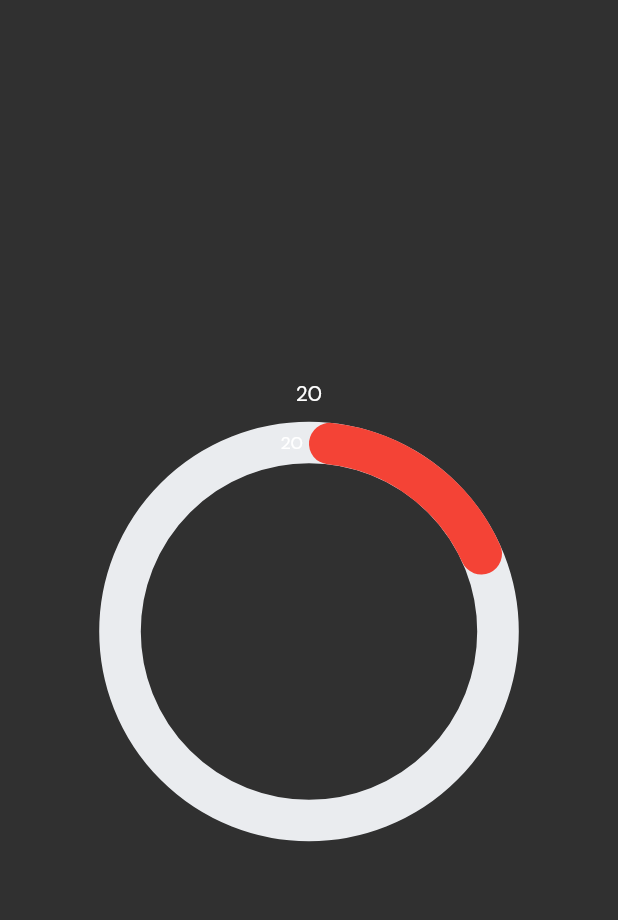
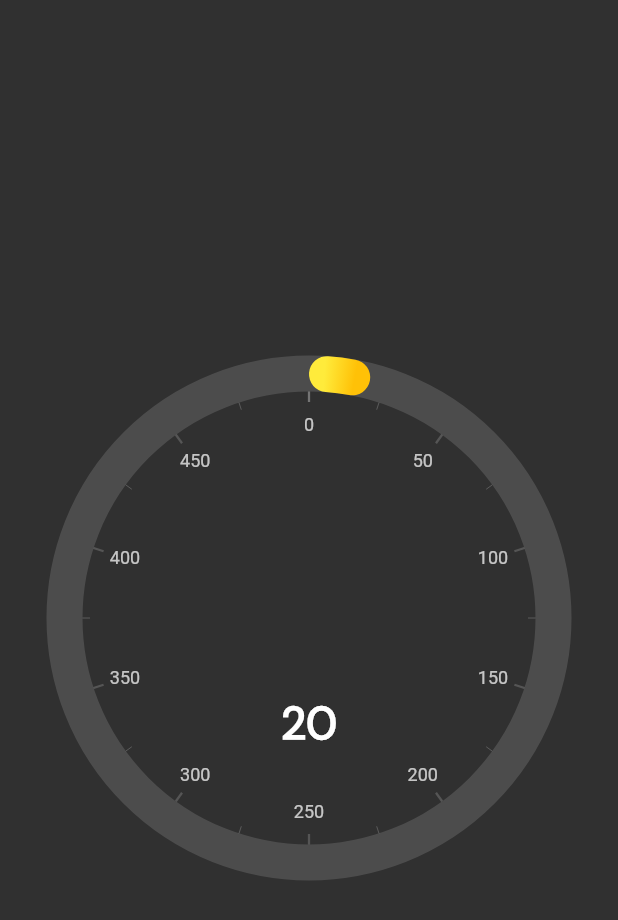
Before and after one commit to BenzeneTech/LUXMETER, a Flutter app: the screen it shows after launch, on a phone screen of 412 x 824 dp. Shown: the top 920 px of the screen. Run offline on Flutter 3.47's test engine with Material 2 defaults, Android fonts, the phone set to English and light mode, and no system bars; drawn by our look-alikes of syncfusion_flutter_gauges; missing offline and left inert: light.

Commit message:
chart added

```diff
--- a/lib/home.dart
+++ b/lib/home.dart
@@ -2,7 +2,8 @@ import 'dart:async';
 
 import 'package:flutter/material.dart';
 import 'package:light/light.dart';
-import 'package:syncfusion_flutter_charts/charts.dart';
+// import 'package:syncfusion_flutter_charts/charts.dart';
+import 'package:syncfusion_flutter_gauges/gauges.dart';
 
 class Home extends StatefulWidget {
   const Home({Key? key}) : super(key: key);
@@ -61,50 +62,41 @@ class _HomeState extends State<Home> {
         child: Column(
           mainAxisAlignment: MainAxisAlignment.center,
           children: [
-            Text('$_luxString'),
             Container(
-                child: SfCircularChart(
-                    // backgroundColor: Colors.black,
-                    series: <CircularSeries>[
-                  // RADIAL | DOUGHNUT SERIES
-                  RadialBarSeries<_ChartData, String>(
-                      maximumValue: 100,
-                      // trackColor: Colors.grey.shade800,
-                      dataSource: chartData,
-                      xValueMapper: (_ChartData data, _) => '',
-                      yValueMapper: (_ChartData data, _) =>
-                          num.parse(_luxString),
-                      pointColorMapper: (_ChartData data, _) => data.color,
+              child: SfRadialGauge(axes: <RadialAxis>[
+                RadialAxis(
+                    radiusFactor: 1,
+                    maximum: 500,
+                    annotations: <GaugeAnnotation>[
+                      GaugeAnnotation(
+                          widget: Container(
+                              child: Text('$_luxString',
+                                  style: TextStyle(
+                                      fontSize: 30,
+                                      fontWeight: FontWeight.bold))),
+                          angle: 90,
+                          positionFactor: 0.4)
+                    ],
+                    pointers: <GaugePointer>[
+                      RangePointer(
+                        gradient: const SweepGradient(
+                          colors: <Color>[Colors.yellow, Colors.amber],
+                          stops: <double>[0.25, 0.75],
+                        ),
+                        value: double.parse(_luxString),
+                        cornerStyle: CornerStyle.bothCurve,
+                        width: 24,
+                      )
+                    ],
+                    startAngle: 270,
+                    endAngle: 270,
+                    axisLineStyle: AxisLineStyle(
                       cornerStyle: CornerStyle.bothCurve,
-                      dataLabelSettings: DataLabelSettings(isVisible: true),
-                      radius: '100%',
-                      innerRadius: '80%'),
-                ])),
-            //      Container(
-            //   child: SfRadialGauge(axes: <RadialAxis>[
-            //     RadialAxis(
-            //         annotations: <GaugeAnnotation>[
-            //           GaugeAnnotation(
-            //               widget: Container(
-            //                   child: Text('$_luxString',
-            //                       style: TextStyle(
-            //                           fontSize: 25,
-            //                           fontWeight: FontWeight.bold))),
-            //               angle: 90,
-            //               positionFactor: 0.5)
-            //         ],
-            //         startAngle: 270,
-            //         endAngle: 270,
-            //         axisLineStyle: AxisLineStyle(
-            //           thickness: 0.1,
-            //           thicknessUnit: GaugeSizeUnit.factor,
-            //           gradient: const SweepGradient(
-            //             colors: <Color>[Colors.yellow, Colors.amber],
-            //             // stops: <double>[0.25, 0.75]
-            //           ),
-            //         )),
-            //   ]),
-            // ),
+                      thickness: 24,
+                      thicknessUnit: GaugeSizeUnit.logicalPixel,
+                    )),
+              ]),
+            ),
             // Text(
             //   '$_luxString',
             //   style: TextStyle(fontSize: 50, fontWeight: FontWeight.bold),
```
